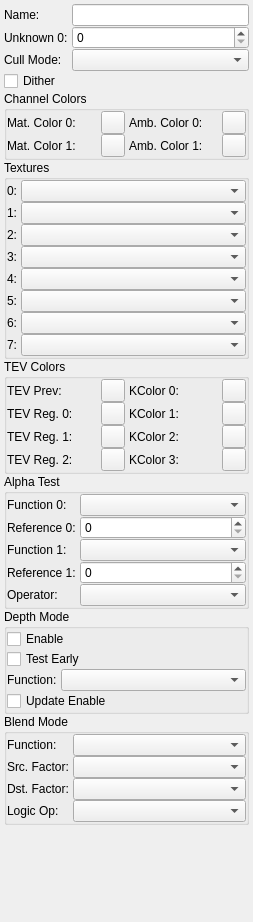
First picture: the form in widgets/MaterialForm.ui, repository blank63/j3dview, before the edit.
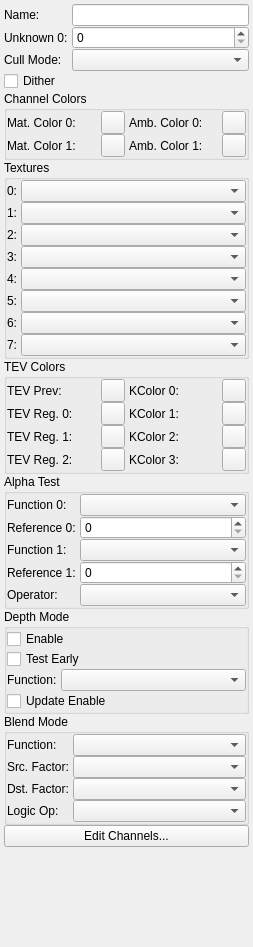
Second picture: the form after the edit.

Commit message: Added channel dialog

The edit to the form file:
```diff
--- a/widgets/MaterialForm.ui
+++ b/widgets/MaterialForm.ui
@@ -7,7 +7,7 @@
     <x>0</x>
     <y>0</y>
     <width>253</width>
-    <height>922</height>
+    <height>947</height>
    </rect>
   </property>
   <property name="windowTitle">
@@ -624,6 +624,13 @@
      </layout>
     </widget>
    </item>
+   <item row="12" column="0" colspan="2">
+    <widget class="QPushButton" name="edit_channels_button">
+     <property name="text">
+      <string>Edit Channels...</string>
+     </property>
+    </widget>
+   </item>
   </layout>
  </widget>
  <resources/>
```
Left out of the diff: 139 changed lines with no effect on the pictures. The commit also changes 9 other files.
